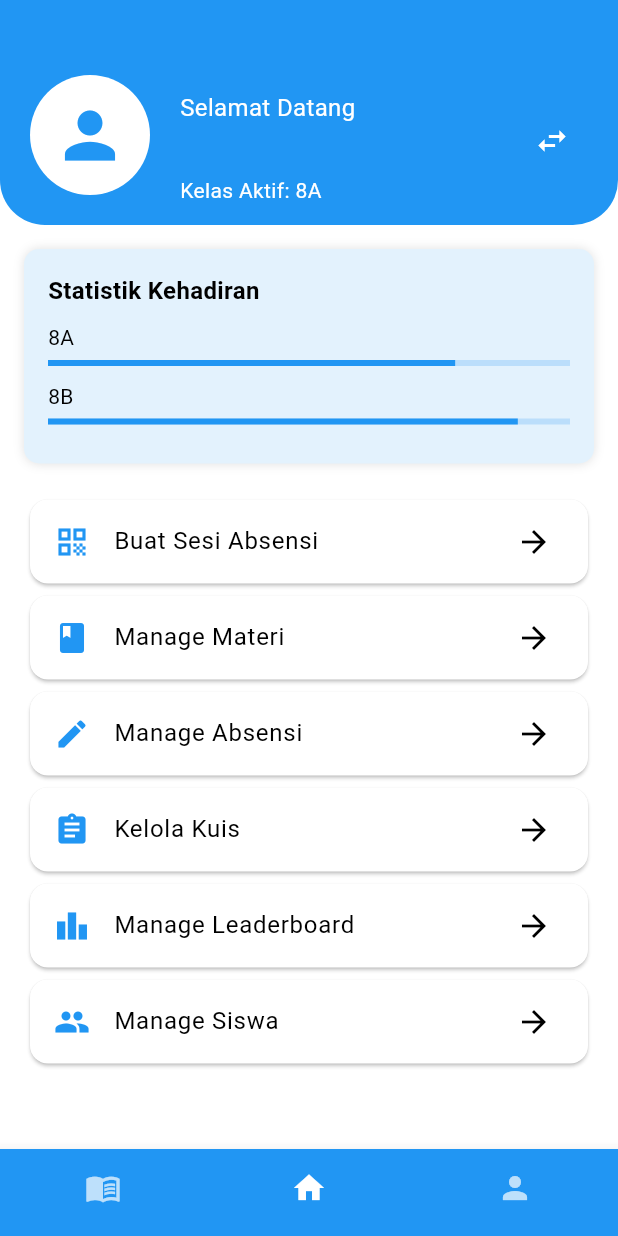
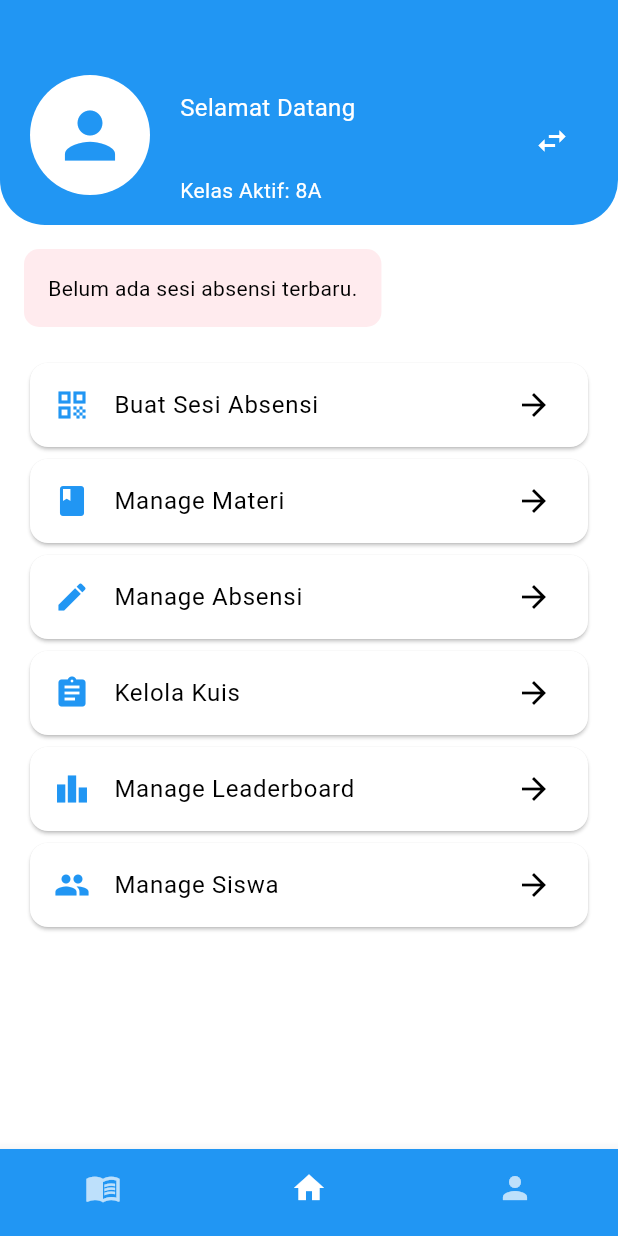
Before and after one commit to SherenMingS/Educatholic, a Flutter app: the DashboardGuru screen opened directly, after a tap on "Kelas 8A", on a phone screen of 412 x 824 dp. Run offline on Flutter 3.47's test engine with Material 3 defaults, Android fonts, the phone set to English and light mode, and no system bars; our stand-ins replace curved_navigation_bar, dropdown_search, file_picker, flutter_screenutil, get, image_picker and 2 more; missing offline and left inert: dart:html; accounts and stored records are empty; network calls fail.

Commit message:
rerata & badges siswa + db guru absensi

```diff
--- a/frontend/lib/controllers/dashboard_controller.dart
+++ b/frontend/lib/controllers/dashboard_controller.dart
@@ -10,6 +10,8 @@ class DashboardController extends GetxController {
   var isLoading = true.obs;
   var badgesCount =
       0.obs; // Tambahkan variabel ini untuk menyimpan jumlah badges
+  var badgeLevel = ''.obs; // ✅ Tambahkan ini
+  var lastAttendance = Rxn<Map<String, dynamic>>();
 
   void fetchDashboard(String token) async {
     try {
@@ -17,7 +19,7 @@ class DashboardController extends GetxController {
       final response = await http.get(
         Uri.parse("http://127.0.0.1:8000/api/dashboard-siswa"),
         headers: {
-          "Authorization": "Bearer $token", // Gunakan token dari login
+          "Authorization": "Bearer $token",
           "Content-Type": "application/json",
         },
       );
@@ -26,8 +28,10 @@ class DashboardController extends GetxController {
         var data = json.decode(response.body);
         name.value = data['name'];
         quizAverage.value = data['quiz_average'].toDouble();
-        badges.value = data['badges'] ?? []; // Simpan daftar badges
-        badgesCount.value = data['badges_count'] ?? 0; // Update jumlah badges
+        badges.value = data['badges'] ?? [];
+        badgesCount.value = data['badges_count'] ?? 0;
+        badgeLevel.value =
+            data['badge_level'] ?? 'Belum Punya Badge ❌'; // ✅ Tambahkan ini
         recentActivities.value = List<String>.from(data['recent_activities']);
       } else {
         print("Error response: ${response.body}");
@@ -62,4 +66,27 @@ class DashboardController extends GetxController {
       isLoading(false);
     }
   }
+
+  void fetchLastAttendance(String kelas) async {
+    try {
+      final response = await http.get(
+        Uri.parse(
+            'http://127.0.0.1:8000/api/attendance-sessions/last?kelas=$kelas'),
+        headers: {
+          "Content-Type": "application/json",
+        },
+      );
+
+      if (response.statusCode == 200) {
+        final data = jsonDecode(response.body);
+        if (data['status'] == 'success') {
+          lastAttendance.value = data['data'];
+        } else {
+          lastAttendance.value = null;
+        }
+      }
+    } catch (e) {
+      print("Error fetching last attendance: $e");
+    }
+  }
 }
--- a/frontend/lib/screen/dashboard_guru.dart
+++ b/frontend/lib/screen/dashboard_guru.dart
@@ -42,14 +42,19 @@ class _DashboardGuruState extends State<DashboardGuru> {
   Future<void> _fetchData() async {
     SharedPreferences prefs = await SharedPreferences.getInstance();
     String? kelas = prefs.getString('kelas_guru');
+    String? token = prefs.getString('token');
+
     if (kelas == null || kelas.isEmpty || kelas.startsWith('[')) {
       _kelasGuru = "Belum dipilih";
     } else {
       _kelasGuru = kelas;
+
+      // ✅ Panggil ambil data sesi absensi terakhir
+      controller.fetchLastAttendance(kelas);
     }
-    setState(() {});
 
-    String? token = prefs.getString('token');
+    setState(() {}); // Untuk update UI
+
     if (token != null) {
       controller.fetchDashboardGuru(token);
     }
@@ -70,6 +75,7 @@ class _DashboardGuruState extends State<DashboardGuru> {
               setState(() {
                 _kelasGuru = '8A';
               });
+              controller.fetchLastAttendance('8A'); // ✅ ini auto-refresh!
               Navigator.pop(context);
             },
             child: Text("Kelas 8A"),
@@ -80,6 +86,7 @@ class _DashboardGuruState extends State<DashboardGuru> {
               setState(() {
                 _kelasGuru = '8B';
               });
+              controller.fetchLastAttendance('8B'); // ✅ refresh juga di sini
               Navigator.pop(context);
             },
             child: Text("Kelas 8B"),
@@ -209,21 +216,80 @@ class _DashboardGuruState extends State<DashboardGuru> {
   }
 
   Widget _buildAttendanceStats() {
+    return Obx(() {
+      final data = controller.lastAttendance.value;
+
+      if (data == null) {
+        return Container(
+          padding: const EdgeInsets.all(16),
+          decoration: BoxDecoration(
+            color: Colors.red.shade50,
+            borderRadius: BorderRadius.circular(10),
+          ),
+          child: Text("Belum ada sesi absensi terbaru."),
+        );
+      }
+
+      final hadir = data['hadir'] ?? 0;
+      final total = data['total_siswa'] ?? 1;
+      final double persen = (hadir / total).clamp(0.0, 1.0);
+
+      return Container(
+        padding: const EdgeInsets.all(16),
+        margin: const EdgeInsets.only(bottom: 12),
+        decoration: BoxDecoration(
+          color: Colors.white,
+          borderRadius: BorderRadius.circular(12),
+          boxShadow: [BoxShadow(color: Colors.black12, blurRadius: 4)],
+        ),
+        child: Column(
+          crossAxisAlignment: CrossAxisAlignment.start,
+          children: [
+            Text("📊 Sesi Absensi Terakhir",
+                style: TextStyle(fontWeight: FontWeight.bold, fontSize: 16)),
+            const SizedBox(height: 12),
+            Wrap(
+              spacing: 10,
+              runSpacing: 10,
+              children: [
+                _infoBox("Kelas", data['kelas']),
+                _infoBox("Kode", data['kode']),
+                _infoBox("Tanggal", data['tanggal']),
+                _infoBox(
+                    "Jam", "${data['jam_mulai']} - ${data['jam_selesai']}"),
+                _infoBox(
+                    "Hadir", "${data['hadir']} / ${data['total_siswa']} siswa"),
+              ],
+            ),
+            const SizedBox(height: 14),
+            LinearProgressIndicator(
+              value: persen,
+              backgroundColor: Colors.blue.shade100,
+              valueColor: AlwaysStoppedAnimation<Color>(Colors.blue),
+              minHeight: 8,
+            ),
+          ],
+        ),
+      );
+    });
+  }
+
+  Widget _infoBox(String label, String value) {
     return Container(
-      padding: const EdgeInsets.all(16),
+      padding: const EdgeInsets.symmetric(horizontal: 12, vertical: 8),
       decoration: BoxDecoration(
         color: Colors.blue.shade50,
-        borderRadius: BorderRadius.circular(10),
-        boxShadow: [BoxShadow(color: Colors.black12, blurRadius: 5)],
+        border: Border.all(color: Colors.blue.shade100),
+        borderRadius: BorderRadius.circular(8),
       ),
       child: Column(
         crossAxisAlignment: CrossAxisAlignment.start,
         children: [
-          Text("Statistik Kehadiran",
-              style: TextStyle(fontSize: 16, fontWeight: FontWeight.bold)),
-          SizedBox(height: 10),
-          _buildProgressBar("8A", 0.78),
-          _buildProgressBar("8B", 0.90),
+          Text(label,
+              style: TextStyle(fontSize: 12, color: Colors.blueGrey.shade700)),
+          SizedBox(height: 2),
+          Text(value,
+              style: TextStyle(fontWeight: FontWeight.bold, fontSize: 14)),
         ],
       ),
     );
```
Also changed, not shown: frontend/lib/screen/dashboard_siswa.dart (+73 -5 lines), 3 other files.
